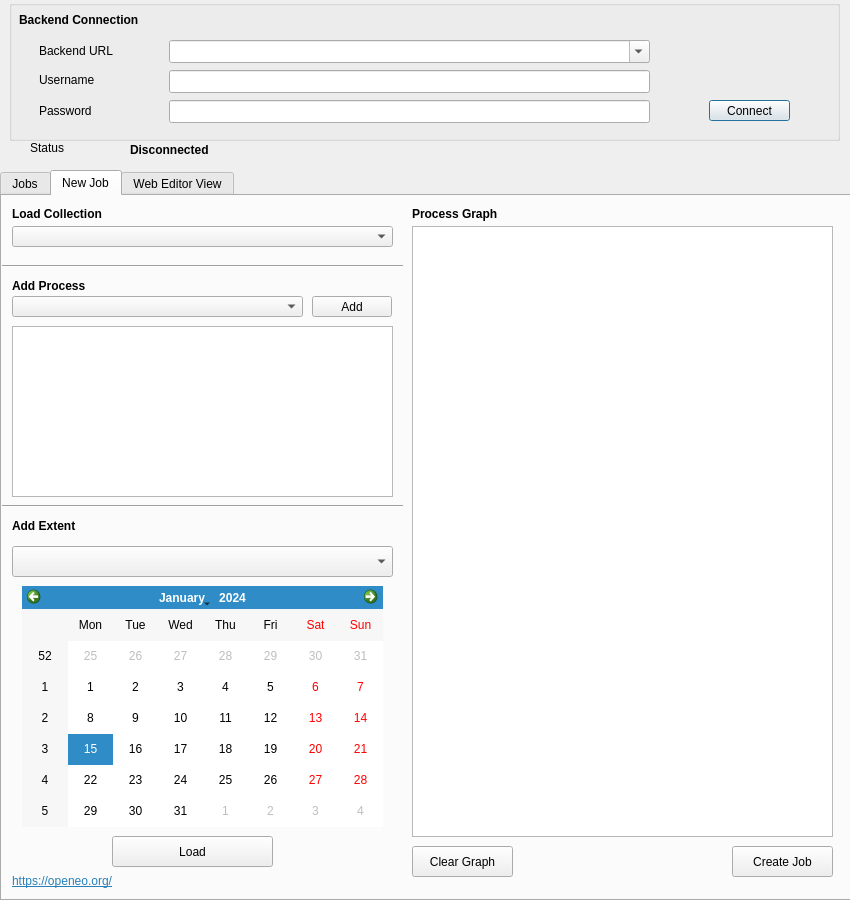
First picture: the form in openeo_connector_dialog_base.ui, repository Open-EO/openeo-qgis-plugin, before the edit.
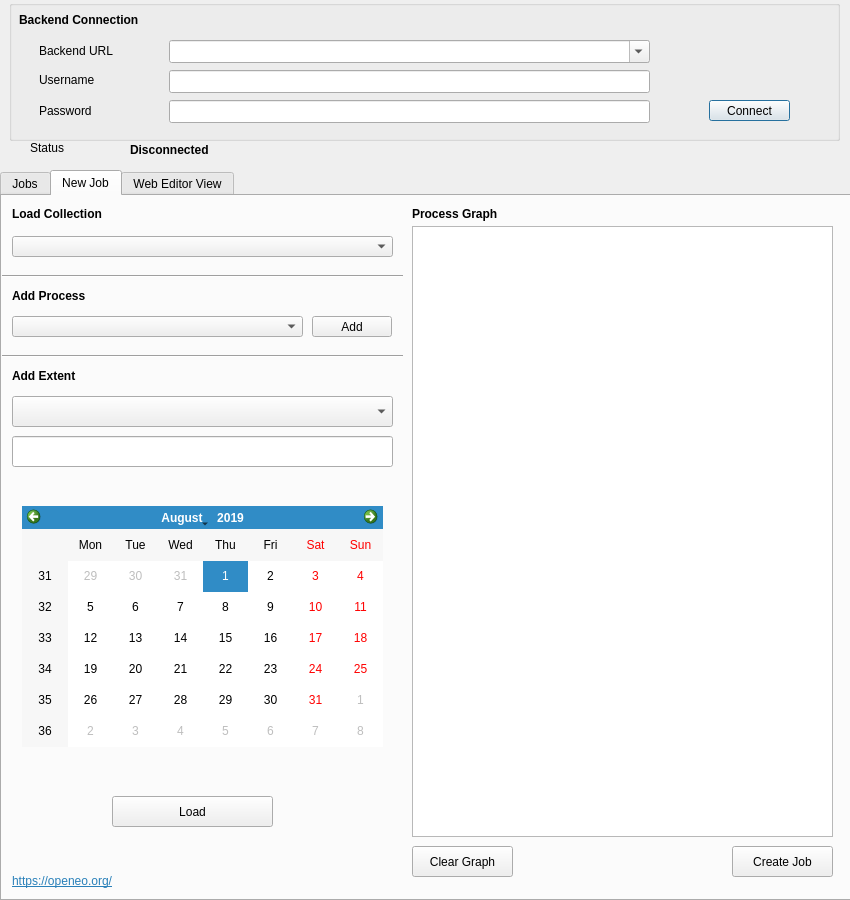
Second picture: the form after the edit. Icons and pictures are not drawn.

Commit message: Backend Collection finalized

Diff of the .ui file:
```diff
--- a/openeo_connector_dialog_base.ui
+++ b/openeo_connector_dialog_base.ui
@@ -252,7 +252,7 @@
      <property name="geometry">
       <rect>
        <x>10</x>
-       <y>30</y>
+       <y>40</y>
        <width>381</width>
        <height>21</height>
       </rect>
@@ -262,7 +262,7 @@
      <property name="geometry">
       <rect>
        <x>10</x>
-       <y>100</y>
+       <y>120</y>
        <width>291</width>
        <height>21</height>
       </rect>
@@ -272,7 +272,7 @@
      <property name="geometry">
       <rect>
        <x>310</x>
-       <y>100</y>
+       <y>120</y>
        <width>80</width>
        <height>21</height>
       </rect>
@@ -281,16 +281,6 @@
       <string>Add</string>
      </property>
     </widget>
-    <widget class="QTableWidget" name="processTableWidget">
-     <property name="geometry">
-      <rect>
-       <x>10</x>
-       <y>130</y>
-       <width>381</width>
-       <height>171</height>
-      </rect>
-     </property>
-    </widget>
     <widget class="QLabel" name="label_6">
      <property name="geometry">
       <rect>
@@ -308,7 +298,7 @@
      <property name="geometry">
       <rect>
        <x>10</x>
-       <y>80</y>
+       <y>90</y>
        <width>101</width>
        <height>20</height>
       </rect>
@@ -360,7 +350,7 @@
      <property name="geometry">
       <rect>
        <x>0</x>
-       <y>60</y>
+       <y>70</y>
        <width>401</width>
        <height>20</height>
       </rect>
@@ -373,7 +363,7 @@
      <property name="geometry">
       <rect>
        <x>110</x>
-       <y>640</y>
+       <y>600</y>
        <width>161</width>
        <height>31</height>
       </rect>
@@ -399,7 +389,7 @@
      <property name="geometry">
       <rect>
        <x>0</x>
-       <y>300</y>
+       <y>150</y>
        <width>401</width>
        <height>20</height>
       </rect>
@@ -412,7 +402,7 @@
      <property name="geometry">
       <rect>
        <x>10</x>
-       <y>320</y>
+       <y>170</y>
        <width>101</width>
        <height>20</height>
       </rect>
@@ -428,23 +418,70 @@
      <property name="geometry">
       <rect>
        <x>10</x>
-       <y>350</y>
+       <y>200</y>
        <width>381</width>
        <height>31</height>
       </rect>
      </property>
     </widget>
     <widget class="QCalendarWidget" name="calendarWidget">
+     <property name="enabled">
+      <bool>true</bool>
+     </property>
      <property name="geometry">
       <rect>
        <x>20</x>
-       <y>390</y>
+       <y>310</y>
        <width>361</width>
        <height>241</height>
       </rect>
      </property>
+     <property name="accessibleDescription">
+      <string/>
+     </property>
+     <property name="layoutDirection">
+      <enum>Qt::LeftToRight</enum>
+     </property>
+     <property name="autoFillBackground">
+      <bool>true</bool>
+     </property>
      <property name="locale">
       <locale language="English" country="UnitedKingdom"/>
+     </property>
+     <property name="selectedDate">
+      <date>
+       <year>2019</year>
+       <month>8</month>
+       <day>1</day>
+      </date>
+     </property>
+     <property name="firstDayOfWeek">
+      <enum>Qt::Monday</enum>
+     </property>
+     <property name="selectionMode">
+      <enum>QCalendarWidget::SingleSelection</enum>
+     </property>
+     <property name="navigationBarVisible">
+      <bool>true</bool>
+     </property>
+     <property name="dateEditEnabled">
+      <bool>true</bool>
+     </property>
+    </widget>
+    <widget class="QLineEdit" name="DisplaySpatialEx">
+     <property name="geometry">
+      <rect>
+       <x>10</x>
+       <y>240</y>
+       <width>381</width>
+       <height>31</height>
+      </rect>
+     </property>
+     <property name="maximumSize">
+      <size>
+       <width>16777215</width>
+       <height>16777215</height>
+      </size>
      </property>
     </widget>
    </widget>
```
The commit also changes 1 other file.
